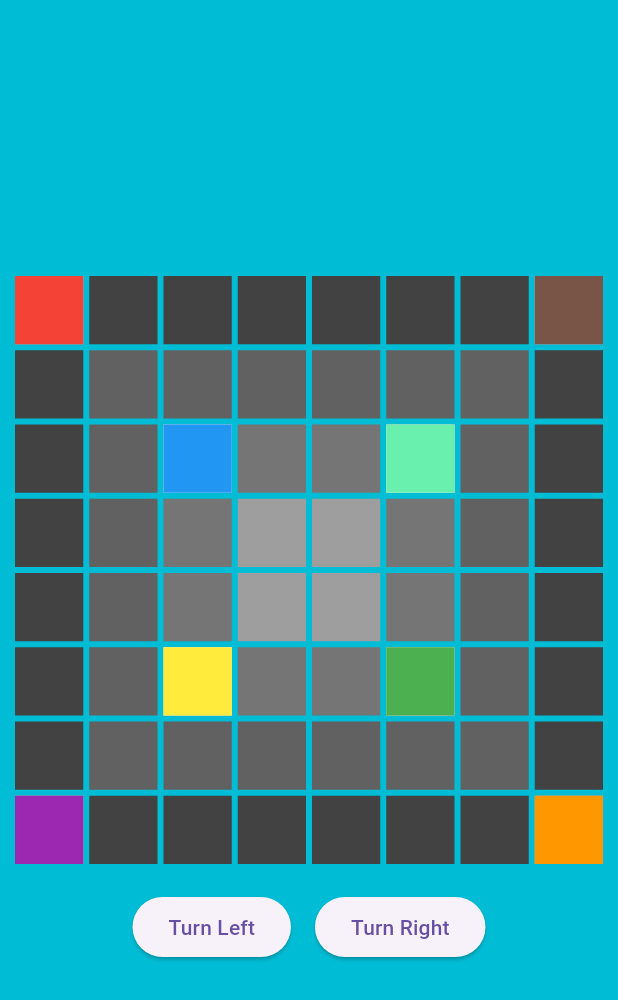
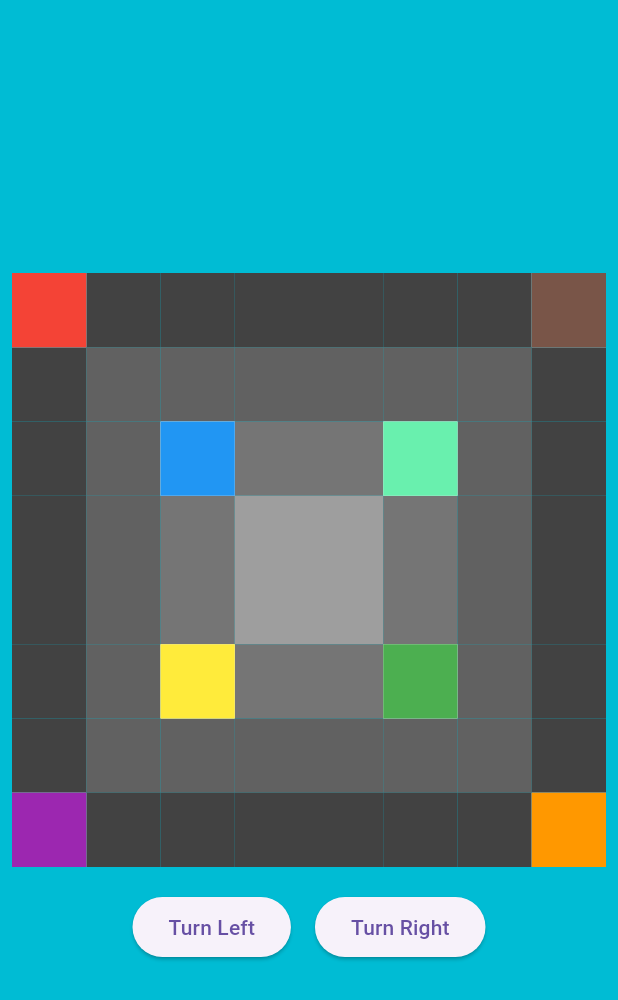
Before and after one commit to 1ViktorP23/flutter_test_task1, a Flutter app: the screen it shows after launch, on a phone screen of 412 x 824 dp. Shown: the top 1000 px of the screen. Run offline on Flutter 3.47's test engine with Material 3 defaults, Android fonts, the phone set to English and light mode, and no system bars.

Commit message:
remove padding between boxes

```diff
--- a/lib/animation_screen.dart
+++ b/lib/animation_screen.dart
@@ -98,7 +98,7 @@ class _AnimationScreenState extends State<AnimationScreen> {
                   left: createPosition(width, items).dx,
                   top: createPosition(width, items).dy,
                   child: Container(
-                    padding: EdgeInsets.all(2),
+                    //  padding: EdgeInsets.all(2),
                     child: Container(color: Colors.white),
                   ),
                 ),
@@ -132,7 +132,7 @@ class _AnimationScreenState extends State<AnimationScreen> {
                   child: Container(
                     width: setBoxSizeSide(width),
                     height: setBoxSizeSide(width),
-                    padding: EdgeInsets.all(2),
+                    //  padding: EdgeInsets.all(2),
                     child: Container(color: CustomGrid.colors[index]),
                   ),
                 ),
@@ -147,7 +147,10 @@ class _AnimationScreenState extends State<AnimationScreen> {
     return Container(
       width: setBoxSizeSide(width),
       height: setBoxSizeSide(width),
-      child: Container(margin: EdgeInsets.all(2), color: addBGColor(grid)),
+      child: Container(
+        //margin: EdgeInsets.all(2),
+        color: addBGColor(grid),
+      ),
     );
   }
 
```
